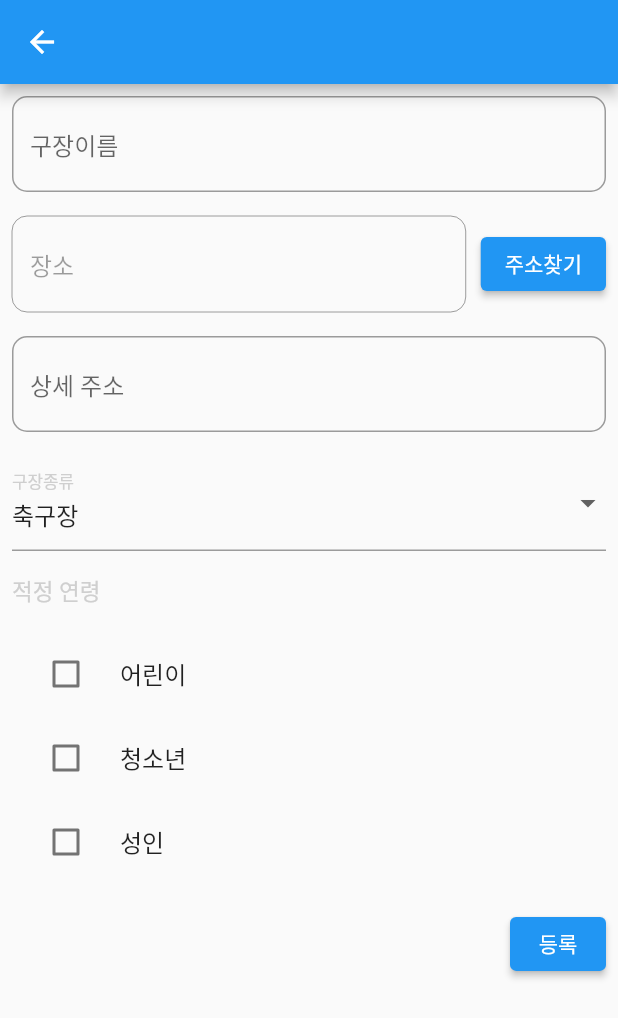
After one commit to ryoush95/sportchu, a Flutter app: the GroundAdd screen opened directly, on a phone screen of 412 x 824 dp. The commit adds this screen. Shown: the top 1018 px of the screen. Run offline on Flutter 3.47's test engine with Material 2 defaults, Android fonts, the phone set to English and light mode, and no system bars; our stand-ins replace chips_choice_null_safety, cloud_firestore, firebase_auth, firebase_core, firebase_messaging, flutter_datetime_picker and 9 more; missing offline and left inert: loading_animations, remedi_kopo; accounts and stored records are empty.

Commit message:
구장 추가 페이지, 구장리스트 불러오기 변경

```diff
--- /dev/null
+++ b/lib/controller/GroundAddController.dart
@@ -0,0 +1,84 @@
+import 'package:cloud_firestore/cloud_firestore.dart';
+import 'package:firebase_auth/firebase_auth.dart';
+import 'package:flutter/cupertino.dart';
+import 'package:get/get.dart';
+
+class GroundAddController extends GetxController {
+  final db = FirebaseFirestore.instance;
+  final nameTxc = TextEditingController();
+  final addressTxc = TextEditingController();
+  final addressDetailTxc = TextEditingController();
+  final _auth = FirebaseAuth.instance;
+  var selc = '축구장';
+  var ageList = [];
+  List<String> cate = [
+    '축구장',
+    '풋살장',
+    '족구장',
+    '배드민턴장',
+    '수영장',
+    '야구장',
+    '농구장',
+    '테니스장',
+    '골프장',
+    // '기타'
+  ];
+  bool ck1 = false, ck2 = false, ck3 = false;
+
+  save() {
+    String docs = '';
+    switch (selc) {
+      case '축구장':
+        docs = 'soccer';
+        break;
+      case '풋살장':
+        docs = 'footsal';
+        break;
+      case '족구장':
+        docs = 'jokgu';
+        break;
+      case '배드민턴장':
+        docs = 'badminton';
+        break;
+      case '수영장':
+        docs = 'swim';
+        break;
+      case '야구장':
+        docs = 'baseball';
+        break;
+      case '농구장':
+        docs = 'basketball';
+        break;
+      case '테니스장':
+        docs = 'tennis';
+        break;
+      case '골프장':
+        docs = 'golf';
+        break;
+      case '기타':
+        docs = 'else';
+    }
+    if(!ck1 && !ck2 && !ck3){
+      Get.snackbar('연령을 선택해주세요','',
+      snackPosition: SnackPosition.BOTTOM);
+    }
+    String age = '';
+    String age1 = '';
+    String age2 = '';
+    String age3 = '';
+    if(ck1 == true)age1 = '어린이';
+    if(ck2 == true)age2 = ' 청소년';
+    if(ck3 == true)age3 = ' 성인';
+    age = '$age1$age2$age3';
+    // print(age);
+    ageList.clear();
+    db.collection('category').doc(docs).collection('ground').add({
+      'name' : nameTxc.text,
+      'address' : addressTxc.text,
+      'addressDetail' : addressDetailTxc.text,
+      'ground' : selc,
+      'age' : age,
+      'master' : _auth.currentUser!.email,
+    }).then((value) => Get.back());
+  }
+}
--- a/lib/screen/BottomNavi.dart
+++ b/lib/screen/BottomNavi.dart
@@ -7,7 +7,7 @@ import 'package:flutter/material.dart';
 import 'package:flutter_local_notifications/flutter_local_notifications.dart';
 import 'package:get/get.dart';
 import 'package:google_fonts/google_fonts.dart';
-import 'package:sportchu/screen/Groundadd.dart';
+import 'package:sportchu/screen/GroundAdd.dart';
 import 'package:sportchu/screen/test.dart';
 
 import 'Alarms.dart';
@@ -194,7 +194,7 @@ class _BottomnavigationState extends State<Bottomnavigation> {
               ListTile(
                 title: const Text('내 구장등록'),
                 onTap: () {
-                  Get.to(groundadd());
+                  Get.to(GroundAdd());
                 },
               ),
               ListTile(
--- /dev/null
+++ b/lib/screen/GroundAdd.dart
@@ -0,0 +1,166 @@
+import 'package:flutter/cupertino.dart';
+import 'package:flutter/material.dart';
+import 'package:get/get.dart';
+import 'package:get/get_core/src/get_main.dart';
+import 'package:remedi_kopo/remedi_kopo.dart';
+
+import '../controller/GroundAddController.dart';
+
+class GroundAdd extends StatefulWidget {
+  const GroundAdd({Key? key}) : super(key: key);
+
+  @override
+  State<GroundAdd> createState() => _GroundAddState();
+}
+
+class _GroundAddState extends State<GroundAdd> {
+  @override
+  Widget build(BuildContext context) {
+    final c = Get.put(GroundAddController());
+    return Scaffold(
+      appBar: AppBar(),
+      body: SafeArea(
+          child: Container(
+        child: SingleChildScrollView(
+          child: Column(
+            crossAxisAlignment: CrossAxisAlignment.start,
+            children: [
+              Padding(
+                padding: const EdgeInsets.all(8.0),
+                child: TextField(
+                  controller: c.nameTxc,
+                  decoration: InputDecoration(
+                      hintText: '구장이름',
+                      border: OutlineInputBorder(
+                        borderRadius: BorderRadius.all(Radius.circular(10.0)),
+                      )),
+                ),
+              ),
+              Padding(
+                padding: const EdgeInsets.all(8.0),
+                child: Row(
+                  children: [
+                    Expanded(
+                      child: TextField(
+                        controller: c.addressTxc,
+                        enabled: false,
+                        decoration: InputDecoration(
+                            hintText: '장소',
+                            border: OutlineInputBorder(
+                              borderRadius:
+                                  BorderRadius.all(Radius.circular(10.0)),
+                            )),
+                      ),
+                    ),
+                    SizedBox(
+                      width: 10,
+                    ),
+                    ElevatedButton(
+                      child: Text('주소찾기'),
+                      onPressed: () async {
+                        KopoModel? model = await Navigator.push(
+                          context,
+                          CupertinoPageRoute(
+                            builder: (context) => RemediKopo(),
+                          ),
+                        );
+                        c.addressTxc.text =
+                            '${model!.address} ${model.buildingName}';
+                      },
+                    ),
+                  ],
+                ),
+              ),
+              Padding(
+                padding: const EdgeInsets.all(8.0),
+                child: TextField(
+                  controller: c.addressDetailTxc,
+                  decoration: InputDecoration(
+                      hintText: '상세 주소',
+                      border: OutlineInputBorder(
+                        borderRadius: BorderRadius.all(Radius.circular(10.0)),
+                      )),
+                ),
+              ),
+              Padding(
+                padding: const EdgeInsets.all(8.0),
+                child: DropdownButtonFormField(
+                  decoration: InputDecoration(
+                    labelText: '구장종류',
+                    floatingLabelBehavior: FloatingLabelBehavior.always,
+                    labelStyle: TextStyle(fontSize: 15, color: Color(0xffcfcfcf)),
+                  ),
+                  value: c.selc,
+                  items: c.cate.map(
+                    (String value) {
+                      return DropdownMenuItem<String>(
+                        value: value,
+                        child: Text(value),
+                      );
+                    },
+                  ).toList(),
+                  onChanged: (value) {
+                    setState(() {
+                      c.selc = value.toString();
+                    });
+                  },
+                ),
+              ),
+              Padding(
+                padding: const EdgeInsets.all(8.0),
+                child: Text("적정 연령", style: TextStyle(fontSize: 15, color: Color(0xffcfcfcf))),
+              ),
+              Padding(
+                  padding: const EdgeInsets.all(8.0),
+                  child: Column(
+                    children: [
+                      CheckboxListTile(
+                          title: Text('어린이'),
+                          controlAffinity: ListTileControlAffinity.leading,
+                          value: c.ck1,
+                          onChanged: (value) {
+                            setState(() {
+                              c.ck1 = value!;
+                            });
+
+                          }),
+                      CheckboxListTile(
+                          title: Text('청소년'),
+                          controlAffinity: ListTileControlAffinity.leading,
+                          value: c.ck2,
+                          onChanged: (value) {
+                            setState(() {
+                              c.ck2 = value!;
+                            });
+                          }),
+                      CheckboxListTile(
+                          title: Text('성인'),
+                          controlAffinity: ListTileControlAffinity.leading,
+                          value: c.ck3,
+                          onChanged: (value) {
+                            setState(() {
+                              c.ck3 = value!;
+                            });
+                          },
+                      ),
+                    ],
+                  ),
+              ),
+              Padding(
+                padding: const EdgeInsets.all(8.0),
+                child: Align(
+                  alignment: Alignment.centerRight,
+                  child: ElevatedButton(
+                      onPressed: () {
+                        c.save();
+                      },
+                      child: Text('등록')),
+                ),
+              ),
+            ],
+          ),
+        ),
+      )),
+    );
+  }
+}
--- a/lib/screen/noti_setting.dart
+++ b/lib/screen/noti_setting.dart
@@ -23,7 +23,7 @@ class _notisettingState extends State<notisetting> {
   Future<void> saveTokenToDatabase(String token) async {
     // Assume user is logged in for this example
     String? userId = FirebaseAuth.instance.currentUser?.uid;
-    _token = await FirebaseMessaging.instance.getToken();
+    _token = await messaging.getToken();
 
     if (userId != null) {
       await FirebaseFirestore.instance.collection('member').doc(userId).update({
--- a/pubspec.yaml
+++ b/pubspec.yaml
@@ -56,6 +56,8 @@ dependencies:
   syncfusion_flutter_datepicker: ^19.3.57
   flutter_local_notifications: ^9.2.0
 
+  remedi_kopo: ^0.0.1
+
 
 dev_dependencies:
   flutter_test:
```
Also changed, not shown: lib/controller/GroundController.dart (added, +73 -0 lines), lib/data/model.dart (+14 -0 lines), lib/screen/Ground.dart (+28 -130 lines), lib/screen/Groundadd.dart (deleted, +0 -50 lines), lib/screen/GroundDetail.dart (renamed from lib/screen/Grounddetail.dart), 1 other file.
